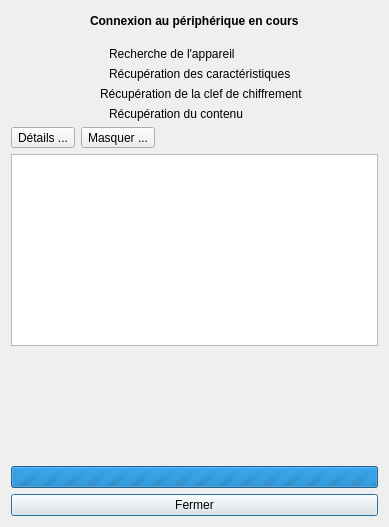
Above: Utility/desktop_app/desktop/connectiondialog.ui from ThomasChevalier/passwordWallet before the change. Below: the same form after it.
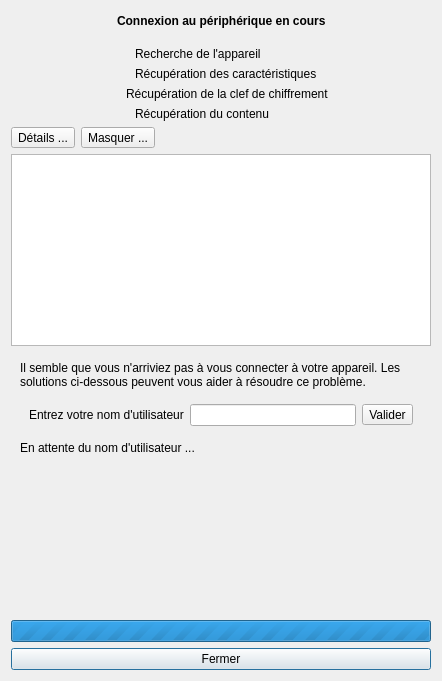
That is the form after the change. Icons and pictures are not drawn.

```diff
--- a/Utility/desktop_app/desktop/connectiondialog.ui
+++ b/Utility/desktop_app/desktop/connectiondialog.ui
@@ -6,11 +6,14 @@
    <rect>
     <x>0</x>
     <y>0</y>
-    <width>389</width>
-    <height>527</height>
+    <width>442</width>
+    <height>681</height>
    </rect>
   </property>
-  <layout class="QVBoxLayout" name="verticalLayout_2">
+  <property name="windowTitle">
+   <string>Connexion</string>
+  </property>
+  <layout class="QVBoxLayout" name="verticalLayout_3">
    <item>
     <layout class="QHBoxLayout" name="horizontalLayout_6">
      <item>
@@ -262,15 +265,61 @@
     </layout>
    </item>
    <item>
-    <widget class="QPlainTextEdit" name="text">
-     <property name="undoRedoEnabled">
-      <bool>false</bool>
-     </property>
+    <widget class="QTextEdit" name="text">
      <property name="readOnly">
       <bool>true</bool>
      </property>
     </widget>
    </item>
+   <item>
+    <widget class="QWidget" name="widgetIssueConnectionLinux" native="true">
+     <layout class="QVBoxLayout" name="verticalLayout_2">
+      <item>
+       <widget class="QLabel" name="issueLinuxWhat">
+        <property name="text">
+         <string>&lt;html&gt;&lt;head/&gt;&lt;body&gt;&lt;p&gt;Il semble que vous n'arriviez pas à vous connecter à votre appareil. Les solutions ci-dessous peuvent vous aider à résoudre ce problème.&lt;/p&gt;&lt;/body&gt;&lt;/html&gt;</string>
+        </property>
+        <property name="wordWrap">
+         <bool>true</bool>
+        </property>
+       </widget>
+      </item>
+      <item>
+       <widget class="QWidget" name="widgetAskUsrName" native="true">
+        <layout class="QHBoxLayout" name="horizontalLayout_8">
+         <item>
+          <widget class="QLabel" name="label_6">
+           <property name="text">
+            <string>Entrez votre nom d'utilisateur</string>
+           </property>
+          </widget>
+         </item>
+         <item>
+          <widget class="QLineEdit" name="issueLinuxUsrName"/>
+         </item>
+         <item>
+          <widget class="QToolButton" name="issueLinuxEnterUsrName">
+           <property name="text">
+            <string>Valider</string>
+           </property>
+          </widget>
+         </item>
+        </layout>
+       </widget>
+      </item>
+      <item>
+       <widget class="QLabel" name="issueLinuxStatus">
+        <property name="text">
+         <string>En attente du nom d'utilisateur ...</string>
+        </property>
+        <property name="wordWrap">
+         <bool>true</bool>
+        </property>
+       </widget>
+      </item>
+     </layout>
+    </widget>
+   </item>
    <item>
     <spacer name="verticalSpacer">
      <property name="orientation">
```
Left out of the diff: 116 changed lines with no effect on the pictures.
